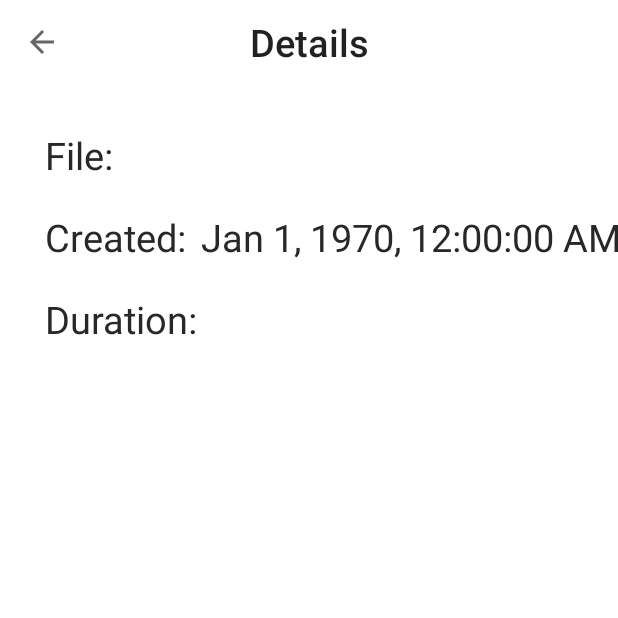
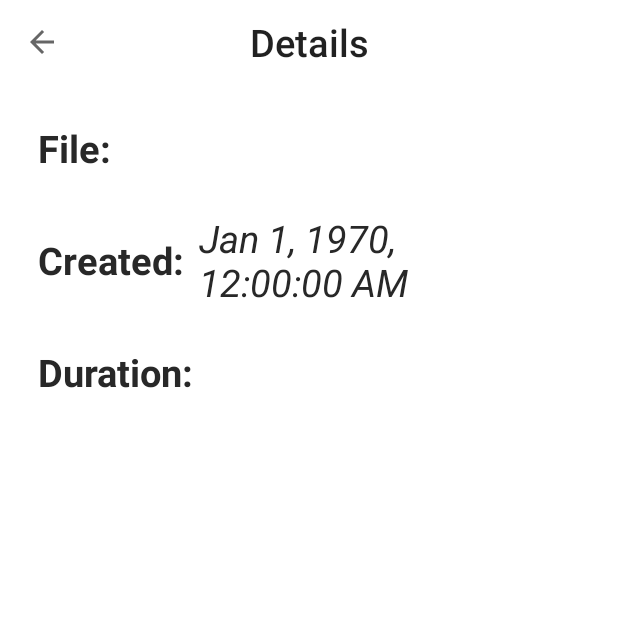
Before and after one commit to viktornikolov069/Audio-Recorder, an Android app: the DetailsActivity screen opened directly, with no data from a screen before it, on a phone screen of 412 x 824 dp, the top half of it. Run offline under Robolectric (Android 15) with nearby library versions, the phone set to English and light mode, and no system bars; our stand-ins replace Room's generated code; 3 statements that could not run were skipped.

Commit message:
Updated activity_details.xml

```diff
--- a/app/src/main/res/layout/activity_details.xml
+++ b/app/src/main/res/layout/activity_details.xml
@@ -25,17 +25,19 @@
         android:id="@+id/tvLabelFile"
         android:layout_width="wrap_content"
         android:layout_height="wrap_content"
-        android:layout_margin="30dp"
+        android:layout_margin="25dp"
         android:text="File:"
+        android:textStyle="bold"
         android:textSize="25sp"
         app:layout_constraintStart_toStartOf="parent"
         app:layout_constraintTop_toBottomOf="@+id/mtToolbarDetails" />
 
     <TextView
         android:id="@+id/tvFile"
-        android:layout_width="wrap_content"
+        android:layout_width="320dp"
         android:layout_height="wrap_content"
         android:maxLines="4"
+        android:textStyle="italic"
         android:layout_marginStart="10dp"
         app:layout_constraintBottom_toBottomOf="@+id/tvLabelFile"
         app:layout_constraintStart_toEndOf="@+id/tvLabelFile"
@@ -49,16 +51,18 @@
         android:layout_width="wrap_content"
         android:layout_height="wrap_content"
         android:text="Created:"
-        android:layout_marginTop="20dp"
+        android:textStyle="bold"
+        android:layout_marginTop="40dp"
         android:textSize="25sp"
         app:layout_constraintStart_toStartOf="@id/tvLabelFile"
         app:layout_constraintTop_toBottomOf="@+id/tvLabelFile" />
 
     <TextView
         android:id="@+id/tvCreated"
-        android:layout_width="wrap_content"
+        android:layout_width="270dp"
         android:layout_height="wrap_content"
         android:maxLines="4"
+        android:textStyle="italic"
         android:layout_marginStart="10dp"
         app:layout_constraintBottom_toBottomOf="@+id/tvLabelCreated"
         app:layout_constraintStart_toEndOf="@+id/tvLabelCreated"
@@ -72,7 +76,8 @@
         android:layout_width="wrap_content"
         android:layout_height="wrap_content"
         android:text="Duration:"
-        android:layout_marginTop="20dp"
+        android:textStyle="bold"
+        android:layout_marginTop="40dp"
         android:textSize="25sp"
         app:layout_constraintStart_toStartOf="@id/tvLabelCreated"
         app:layout_constraintTop_toBottomOf="@+id/tvLabelCreated" />
@@ -83,6 +88,7 @@
         android:layout_height="wrap_content"
         android:layout_marginStart="10dp"
         android:maxLines="4"
+        android:textStyle="italic"
         app:layout_constraintBottom_toBottomOf="@+id/tvLabelDuration"
         app:layout_constraintStart_toEndOf="@+id/tvLabelDuration"
         app:layout_constraintTop_toTopOf="@+id/tvLabelDuration"
```
